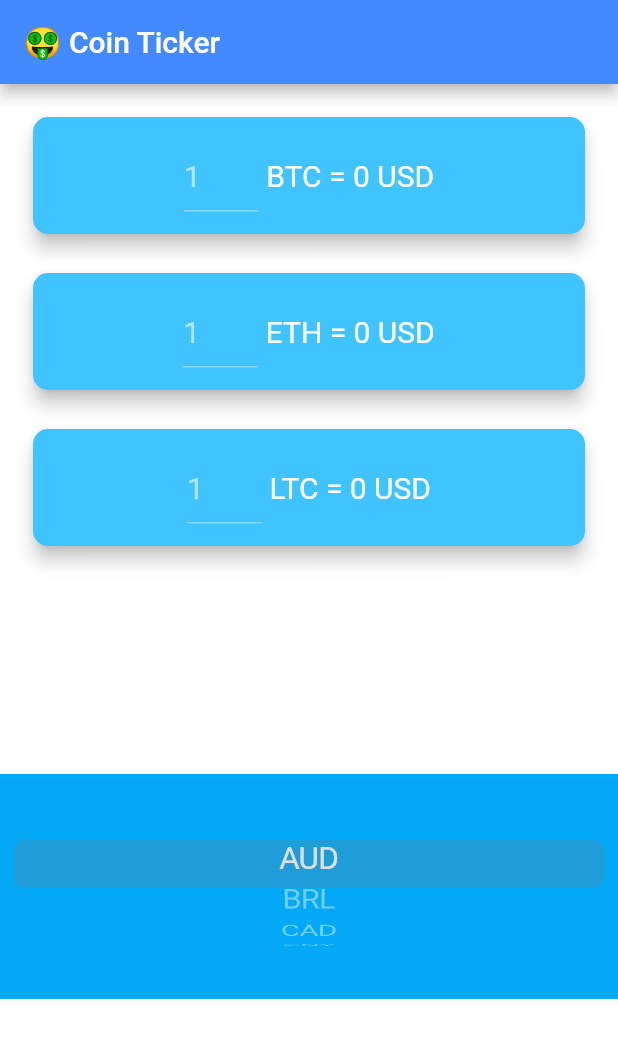
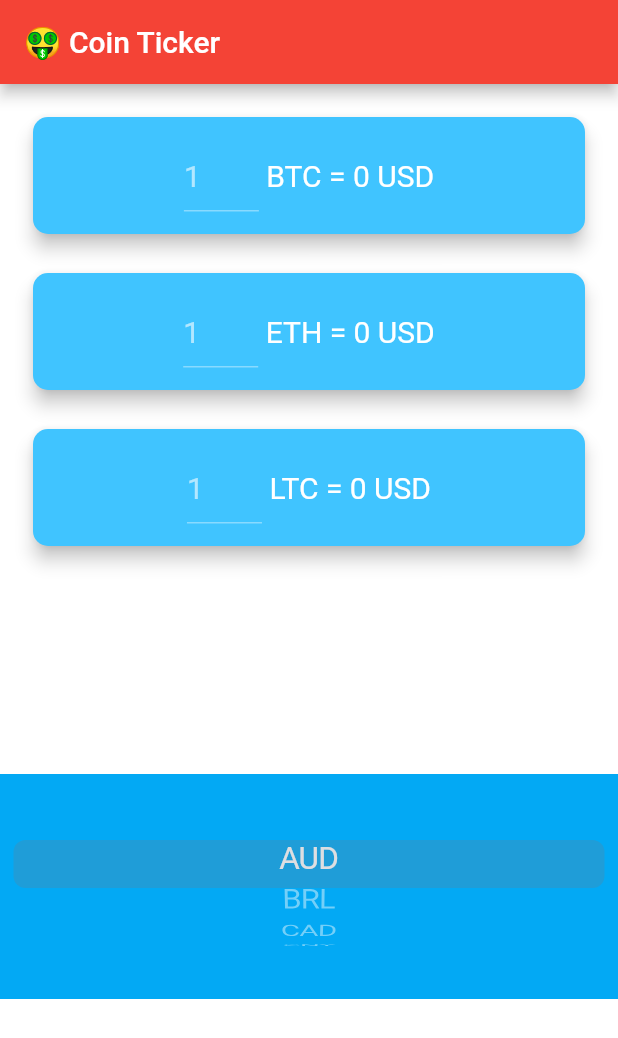
Before and after one commit to jindaldhruva/cryto_app_flutter, a Flutter app: the screen it shows after launch, on a phone screen of 412 x 824 dp. Shown: the top 1038 px of the screen. Run offline on Flutter 3.47's test engine with Material 2 defaults, Android fonts, the light colour scheme and no system bars; network calls fail.

Commit message:
Update main.dart

```diff
--- a/lib/main.dart
+++ b/lib/main.dart
@@ -8,7 +8,7 @@ class MyApp extends StatelessWidget {
   Widget build(BuildContext context) {
     return MaterialApp(
       theme: ThemeData.dark().copyWith(
-          primaryColor: Colors.blueAccent,
+          primaryColor: Colors.red,
           scaffoldBackgroundColor: Colors.white),
       home: PriceScreen(),
     );
```
